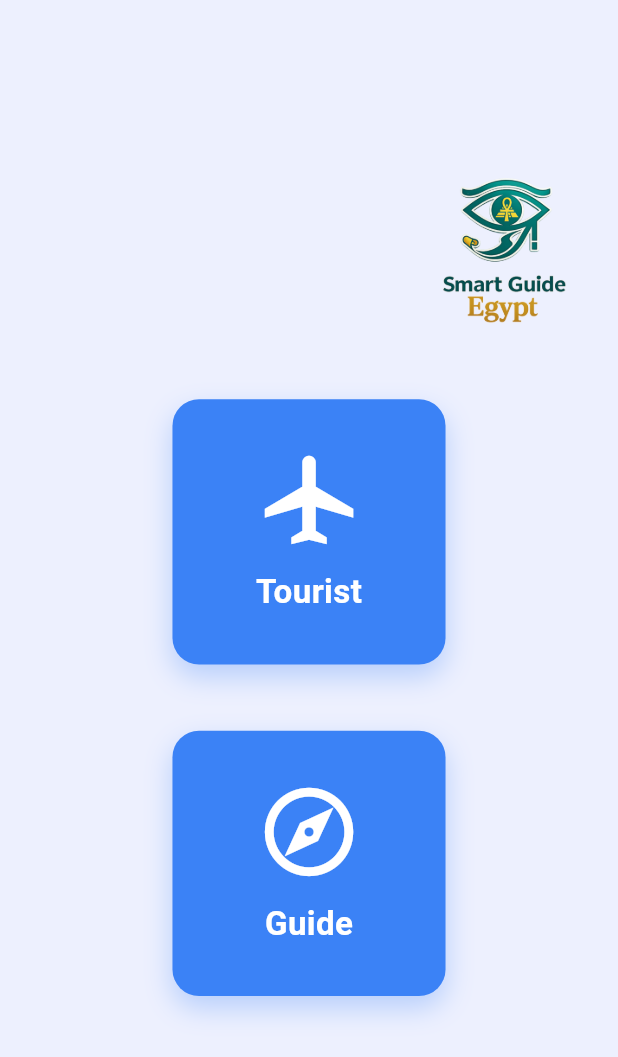
After one commit to Elhaw2003/graduation-project, a Flutter app: the choosingIdentityScreen screen opened by its route, after a tap on "Tourist", on a phone screen of 412 x 824 dp. The commit adds this screen. Shown: the top 1057 px of the screen. Run offline on Flutter 3.47's test engine with Material 3 defaults, Android fonts, the phone set to English and light mode, and no system bars; our stand-ins replace animate_do, easy_localization, equatable, flutter_screenutil, go_router, google_fonts and 1 more.

Commit message:
Add choosing identity screen and related components

```diff
--- a/lib/core/routing/app_routes.dart
+++ b/lib/core/routing/app_routes.dart
@@ -2,4 +2,5 @@ class AppRoutes {
   static const String spalshScreen = '/splashScreen';
   static const String onboardingScreen = '/onboardingScreen';
   static const String loginScreen = '/loginScreen';
+  static const String choosingIdentityScreen = '/choosingIdentityScreen';
 }
--- a/lib/core/routing/routing_generation_config.dart
+++ b/lib/core/routing/routing_generation_config.dart
@@ -1,6 +1,7 @@
 import 'package:flutter/material.dart';
 import 'package:go_router/go_router.dart';
 import 'package:smart_guide/core/routing/app_routes.dart';
+import 'package:smart_guide/feature/auth/choosingIdentity/presentation/view/choosing_identity_screen.dart';
 import 'package:smart_guide/feature/auth/login/presentation/view/login_screen.dart';
 import 'package:smart_guide/feature/onboarding/presentation/view/onboarding_screen.dart';
 import 'package:smart_guide/feature/splash/presentation/view/splash_screen.dart';
@@ -25,6 +26,11 @@ class RoutingGenerationConfig {
         name: AppRoutes.spalshScreen,
         builder: (context, state) => SplashScreen(),
       ),
+      GoRoute(
+        path: AppRoutes.choosingIdentityScreen,
+        name: AppRoutes.choosingIdentityScreen,
+        builder: (context, state) => const choosingIdentityScreen(),
+      ),
 
       /// Login Screen
       GoRoute(
--- /dev/null
+++ b/lib/feature/auth/choosingIdentity/data/model/identity_option.dart
@@ -0,0 +1,11 @@
+class IdentityOption {
+  final String title;
+  final String iconPath;
+  final Function() onTap;
+
+  const IdentityOption({
+    required this.title,
+    required this.iconPath,
+    required this.onTap,
+  });
+}
--- /dev/null
+++ b/lib/feature/auth/choosingIdentity/presentation/view/choosing_identity_screen.dart
@@ -0,0 +1,85 @@
+import 'package:flutter/material.dart';
+import 'package:smart_guide/core/utils/app_colors.dart' show AppColors;
+import 'package:smart_guide/feature/auth/choosingIdentity/presentation/view/widget/choosing_identity_body.dart';
+
+class choosingIdentityScreen extends StatefulWidget {
+  const choosingIdentityScreen({super.key});
+
+  @override
+  State<choosingIdentityScreen> createState() => _choosingIdentityScreenState();
+}
+
+class _choosingIdentityScreenState extends State<choosingIdentityScreen>
+    with TickerProviderStateMixin {
+  late final AnimationController _controller;
+  late final List<SlideAnimationConfig> _animationConfigs;
+
+  @override
+  void initState() {
+    super.initState();
+    _initializeAnimations();
+    _controller.forward();
+  }
+
+  void _initializeAnimations() {
+    _controller = AnimationController(
+      vsync: this,
+      duration: const Duration(milliseconds: 1500),
+    );
+
+    _animationConfigs = [
+      // Tourist card - slides from top
+      SlideAnimationConfig(
+        animation: _createSlideAnimation(
+          begin: const Offset(0, -1.5),
+          interval: const Interval(0.0, 0.4),
+        ),
+      ),
+      // Guide card - slides from bottom
+      SlideAnimationConfig(
+        animation: _createSlideAnimation(
+          begin: const Offset(0, 1.5),
+          interval: const Interval(0.2, 0.6),
+        ),
+      ),
+      // Logo - slides from top with delay
+      SlideAnimationConfig(
+        animation: _createSlideAnimation(
+          begin: const Offset(0, -1.5),
+          interval: const Interval(0.5, 1.0),
+        ),
+      ),
+    ];
+  }
+
+  Animation<Offset> _createSlideAnimation({
+    required Offset begin,
+    required Interval interval,
+  }) {
+    return Tween<Offset>(
+      begin: begin,
+      end: Offset.zero,
+    ).animate(CurvedAnimation(parent: _controller, curve: interval));
+  }
+
+  @override
+  void dispose() {
+    _controller.dispose();
+    super.dispose();
+  }
+
+  @override
+  Widget build(BuildContext context) {
+    return Scaffold(
+      backgroundColor: AppColors.backgroundColor, // Light background from image
+      body: ChoosingIdentityBody(animationConfigs: _animationConfigs),
+    );
+  }
+}
+
+// Helper class to hold animation configuration
+class SlideAnimationConfig {
+  final Animation<Offset> animation;
+
+  const SlideAnimationConfig({required this.animation});
+}
--- /dev/null
+++ b/lib/feature/auth/choosingIdentity/presentation/view/widget/animated_slide_item.dart
@@ -0,0 +1,19 @@
+import 'package:flutter/material.dart';
+
+class AnimatedSlideItem extends StatelessWidget {
+  final Animation<Offset> animation;
+  final Widget child;
+  final AxisDirection direction;
+
+  const AnimatedSlideItem({
+    super.key,
+    required this.animation,
+    required this.child,
+    this.direction = AxisDirection.down,
+  });
+
+  @override
+  Widget build(BuildContext context) {
+    return SlideTransition(position: animation, child: child);
+  }
+}
--- /dev/null
+++ b/lib/feature/auth/choosingIdentity/presentation/view/widget/app_logo.dart
@@ -0,0 +1,18 @@
+import 'package:flutter/material.dart';
+import 'package:flutter_screenutil/flutter_screenutil.dart';
+
+class AppLogo extends StatelessWidget {
+  final double width;
+  final double height;
+
+  const AppLogo({super.key, this.width = 120, this.height = 120});
+
+  @override
+  Widget build(BuildContext context) {
+    return Image.asset(
+      'assets/images/png/logo_with_text.png',
+      width: width.w,
+      height: height.h,
+    );
+  }
+}
--- /dev/null
+++ b/lib/feature/auth/choosingIdentity/presentation/view/widget/choosing_identity_body.dart
@@ -0,0 +1,64 @@
+import 'package:flutter/material.dart';
+import 'package:flutter_screenutil/flutter_screenutil.dart';
+import 'package:go_router/go_router.dart' show GoRouter;
+import 'package:smart_guide/core/routing/app_routes.dart';
+import 'package:smart_guide/core/utils/app_colors.dart';
+import 'package:smart_guide/feature/auth/choosingIdentity/presentation/view/choosing_identity_screen.dart';
+import 'package:smart_guide/feature/auth/choosingIdentity/presentation/view/widget/animated_slide_item.dart';
+import 'package:smart_guide/feature/auth/choosingIdentity/presentation/view/widget/app_logo.dart';
+import 'package:smart_guide/feature/auth/choosingIdentity/presentation/view/widget/identity_card.dart';
+
+class ChoosingIdentityBody extends StatelessWidget {
+  const ChoosingIdentityBody({
+    super.key,
+    required List<SlideAnimationConfig> animationConfigs,
+  }) : _animationConfigs = animationConfigs;
+
+  final List<SlideAnimationConfig> _animationConfigs;
+
+  @override
+  Widget build(BuildContext context) {
+    return SafeArea(
+      child: Center(
+        child: Column(
+          mainAxisAlignment: MainAxisAlignment.center,
+          children: [
+            // Logo
+            Row(
+              mainAxisAlignment: MainAxisAlignment.end,
+              children: [
+                const AppLogo(),
+                SizedBox(width: 20.w),
+              ],
+            ),
+            SizedBox(height: 50.h),
+            // Tourist Card
+            AnimatedSlideItem(
+              animation: _animationConfigs[0].animation,
+              child: IdentityCard(
+                title: 'Tourist',
+                icon: Icons.airplanemode_active_outlined,
+                backgroundColor: AppColors.primaryColor,
+                onTap: () {},
+              ),
+            ),
+            SizedBox(height: 50.h),
+            // Guide Card
+            AnimatedSlideItem(
+              animation: _animationConfigs[1].animation,
+              child: IdentityCard(
+                title: 'Guide',
+                icon: Icons.explore_outlined,
+                backgroundColor: AppColors.primaryColor,
+                onTap: () {
+                  GoRouter.of(context).push(AppRoutes.loginScreen);
+                },
+              ),
+            ),
+            SizedBox(height: 50.h),
+          ],
+        ),
+      ),
+    );
+  }
+}
--- /dev/null
+++ b/lib/feature/auth/choosingIdentity/presentation/view/widget/identity_card.dart
@@ -0,0 +1,54 @@
+import 'package:flutter/material.dart';
+import 'package:flutter_screenutil/flutter_screenutil.dart';
+
+class IdentityCard extends StatelessWidget {
+  final String title;
+  final IconData icon;
+  final Color backgroundColor;
+  final VoidCallback onTap;
+
+  const IdentityCard({
+    super.key,
+    required this.title,
+    required this.icon,
+    required this.backgroundColor,
+    required this.onTap,
+  });
+
+  @override
+  Widget build(BuildContext context) {
+    return GestureDetector(
+      onTap: onTap,
+      child: Container(
+        height: 200.h,
+        width: 190.w,
+        decoration: BoxDecoration(
+          color: backgroundColor,
+          borderRadius: BorderRadius.circular(20.r),
+          boxShadow: [
+            BoxShadow(
+              color: backgroundColor.withOpacity(0.3),
+              blurRadius: 15,
+              offset: const Offset(0, 8),
+            ),
+          ],
+        ),
+        child: Column(
+          mainAxisAlignment: MainAxisAlignment.center,
+          children: [
+            Icon(icon, color: Colors.white, size: 80.sp),
+            SizedBox(height: 12.h),
+            Text(
+              title,
+              style: TextStyle(
+                color: Colors.white,
+                fontSize: 25.sp,
+                fontWeight: FontWeight.bold,
+              ),
+            ),
+          ],
+        ),
+      ),
+    );
+  }
+}
--- a/lib/feature/onboarding/presentation/view/widget/item_splash_widget.dart
+++ b/lib/feature/onboarding/presentation/view/widget/item_splash_widget.dart
@@ -45,7 +45,7 @@ class ItemOnboardingWidget extends StatelessWidget {
                   curve: Curves.easeIn,
                 );
               } else {
-                GoRouter.of(context).go(AppRoutes.loginScreen);
+                GoRouter.of(context).go(AppRoutes.choosingIdentityScreen);
               }
             },
             title: index < onboardings.length - 1
--- a/pubspec.yaml
+++ b/pubspec.yaml
@@ -47,7 +47,6 @@ dev_dependencies:
   flutter_test:
     sdk: flutter
   flutter_lints: ^6.0.0
-  flutter_launcher_icons: ^0.14.4
 
 flutter_icons:
   android: true
```
Also changed, not shown: pubspec.lock.
